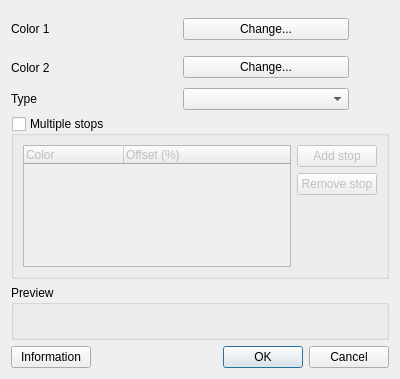
Qt form src/ui/qgsvectorgradientcolorrampv2dialogbase.ui (carsmie/QGIS) before a commit.
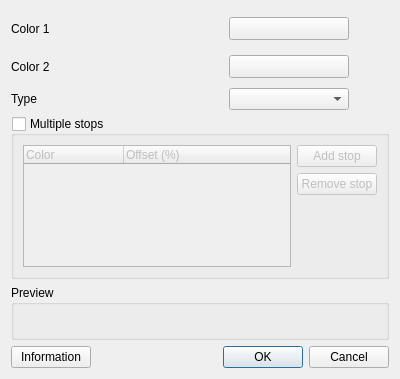
The same form after that commit. Custom widgets are drawn as their Qt base class.

Commit message: Flip more colors buttons to QgsColorButtonV2

Diff of the .ui file:
```diff
--- a/src/ui/qgsvectorgradientcolorrampv2dialogbase.ui
+++ b/src/ui/qgsvectorgradientcolorrampv2dialogbase.ui
@@ -69,9 +69,21 @@
       </widget>
      </item>
      <item row="1" column="1">
-      <widget class="QgsColorButton" name="btnColor2">
+      <widget class="QgsColorButtonV2" name="btnColor2">
+       <property name="minimumSize">
+        <size>
+         <width>120</width>
+         <height>0</height>
+        </size>
+       </property>
+       <property name="maximumSize">
+        <size>
+         <width>120</width>
+         <height>16777215</height>
+        </size>
+       </property>
        <property name="text">
-        <string>Change...</string>
+        <string/>
        </property>
       </widget>
      </item>
@@ -83,9 +95,21 @@
       </widget>
      </item>
      <item row="0" column="1">
-      <widget class="QgsColorButton" name="btnColor1">
+      <widget class="QgsColorButtonV2" name="btnColor1">
+       <property name="minimumSize">
+        <size>
+         <width>120</width>
+         <height>0</height>
+        </size>
+       </property>
+       <property name="maximumSize">
+        <size>
+         <width>120</width>
+         <height>16777215</height>
+        </size>
+       </property>
        <property name="text">
-        <string>Change...</string>
+        <string/>
        </property>
       </widget>
      </item>
@@ -193,9 +217,9 @@
  </widget>
  <customwidgets>
   <customwidget>
-   <class>QgsColorButton</class>
-   <extends>QPushButton</extends>
-   <header>qgscolorbutton.h</header>
+   <class>QgsColorButtonV2</class>
+   <extends>QToolButton</extends>
+   <header>qgscolorbuttonv2.h</header>
   </customwidget>
  </customwidgets>
  <tabstops>
```
The commit also changes 12 other files.
